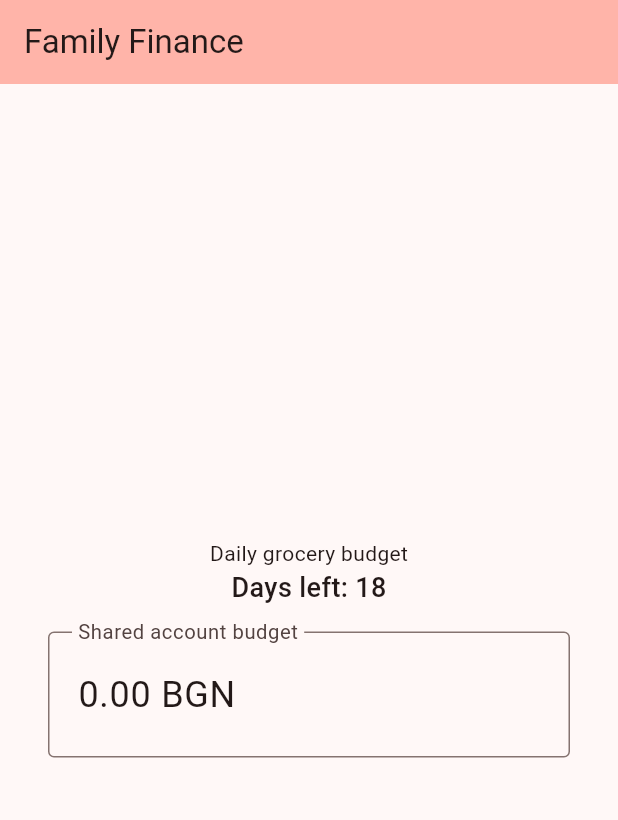
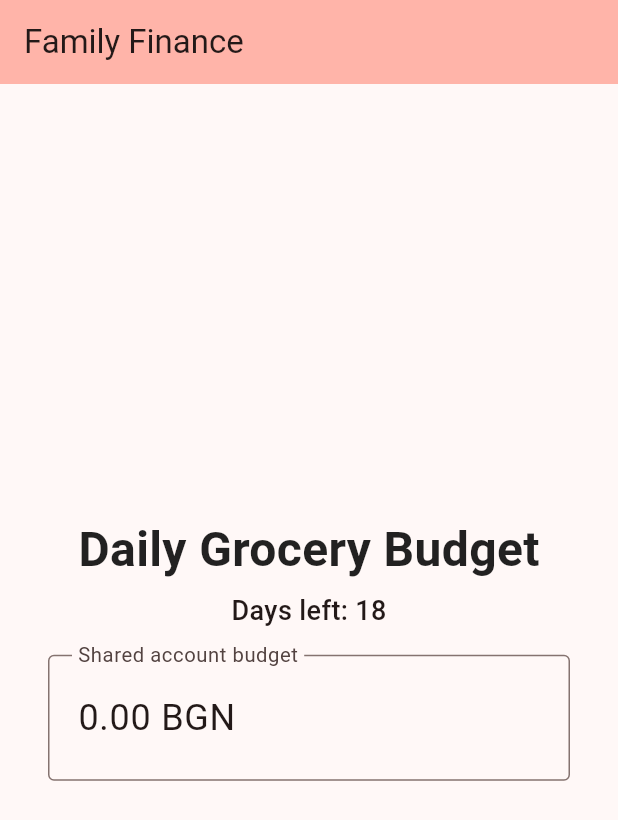
Before and after one commit to pfrenssen/fam-fin, a Flutter app: the screen it shows after launch, on a phone screen of 412 x 824 dp. Shown: the top 820 px of the screen. Run offline on Flutter 3.47's test engine with Material 3 defaults, Android fonts, the phone set to English and light mode, and no system bars; our stand-ins replace extended_masked_text.

Commit message:
Make the title bigger.

```diff
--- a/lib/main.dart
+++ b/lib/main.dart
@@ -60,8 +60,18 @@ class _MyHomePageState extends State<MyHomePage> {
         child: Column(
           mainAxisAlignment: MainAxisAlignment.center,
           children: [
-            // Daily budget title.
-            const Text('Daily grocery budget'),
+            // Daily budget title
+            Padding(
+              padding: const EdgeInsets.only(bottom: 5.0),
+              child: Text(
+                'Daily Grocery Budget',
+                style: const TextStyle(
+                  fontSize: 32.0,
+                  fontWeight: FontWeight.bold,
+                  color: Colors.black87,
+                ),
+              ),
+            ),
             // Display the days left in the month.
             Text(
               'Days left: ${_getRemainingDaysInMonth()}',
```
